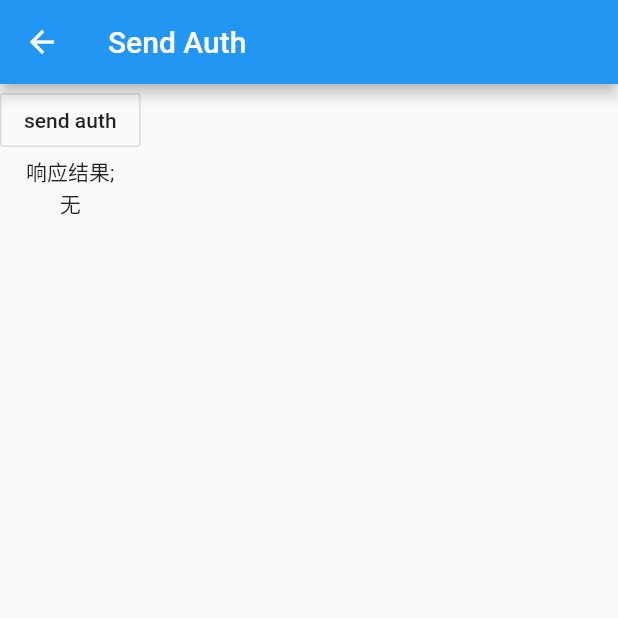
After one commit to gxmzjxk/flutter_reading, a Flutter app: the screen it shows after launch, after a tap on "使用微信账号登录", on a phone screen of 412 x 824 dp, the top half of it. The commit adds this screen. Run offline on Flutter 3.47's test engine with Material 2 defaults, Android fonts, the phone set to English and light mode, and no system bars; missing offline and left inert: fluwx.

Commit message:
(import flutterwx, ready to debug.)

```diff
--- a/lib/main.dart
+++ b/lib/main.dart
@@ -1,18 +1,42 @@
 import 'package:flutter/material.dart';
 import './pages/login/page.dart';
+import 'package:fluwx/fluwx.dart' as fluwx;
+
+import './send_auth.dart';
 
 void main() => runApp(ReadingApp());
 
+class ReadingApp extends StatefulWidget {
+  ReadingApp({Key key}) : super(key: key);
 
-class ReadingApp extends StatelessWidget {
-  const ReadingApp({Key key}) : super(key: key);
+  _ReadingAppState createState() => _ReadingAppState();
+}
+
+class _ReadingAppState extends State<ReadingApp> {
+  @override
+  void initState() {
+    super.initState();
+    _initFluwx();
+  }
+
+  _initFluwx() async {
+    await fluwx.register(
+        appId: "wxfd626b9032ca6f03",
+        doOnAndroid: true,
+        doOnIOS: true,
+        enableMTA: false);
+    var result = await fluwx.isWeChatInstalled();
+    print("is installed $result");
+  }
 
   @override
   Widget build(BuildContext context) {
     return MaterialApp(
         title: '体育+',
-        theme:
-            ThemeData(primarySwatch: Colors.blue),
+        theme: ThemeData(primarySwatch: Colors.blue),
+        routes: <String, WidgetBuilder>{
+          "sendAuth": (context) => SendAuthPage(),
+        },
         home: LoginPage());
   }
 }
--- a/lib/pages/login/page.dart
+++ b/lib/pages/login/page.dart
@@ -1,6 +1,4 @@
 import 'package:flutter/material.dart';
-
-
 
 class LoginPage extends StatefulWidget {
   LoginPage({Key key}) : super(key: key);
@@ -61,7 +59,11 @@ class _LoginPageState extends State<LoginPage> {
                               style: TextStyle(color: Color(0xff808080)),
                             ),
                           ),
-                          Container(
+                          InkWell(
+                            onTap: () {
+                              Navigator.of(context).pushNamed("sendAuth");
+                            },
+                            child: Container(
                               height: 60.0,
                               color: Colors.white,
                               child: Row(
@@ -72,12 +74,13 @@ class _LoginPageState extends State<LoginPage> {
                                   Container(
                                     margin: EdgeInsets.only(left: 8.0),
                                     child: Text('使用微信账号登录',
-                                      style:
-                                          TextStyle(color: Color(0xff808080))),
+                                        style: TextStyle(
+                                            color: Color(0xff808080))),
                                   )
                                 ],
                               ),
-                          )
+                            ),
+                          ),
                         ],
                       ),
                     ),
--- /dev/null
+++ b/lib/send_auth.dart
@@ -0,0 +1,51 @@
+import 'package:flutter/material.dart';
+import 'package:fluwx/fluwx.dart' as fluwx;
+
+class SendAuthPage extends StatefulWidget {
+  @override
+  _SendAuthPageState createState() => _SendAuthPageState();
+}
+
+class _SendAuthPageState extends State<SendAuthPage> {
+  String _result = "无";
+
+  @override
+  void initState() {
+    super.initState();
+    fluwx.responseFromAuth.listen((data) {
+      setState(() {
+        _result = "${data.errCode}";
+      });
+    });
+  }
+
+  @override
+  void dispose() {
+    super.dispose();
+    _result = null;
+  }
+
+  @override
+  Widget build(BuildContext context) {
+    return Scaffold(
+      appBar: AppBar(
+        title: const Text("Send Auth"),
+      ),
+      body: Column(
+        children: <Widget>[
+          OutlineButton(
+            onPressed: () {
+              fluwx
+                  .sendAuth(
+                      scope: "snsapi_userinfo", state: "wechat_sdk_demo_test")
+                  .then((data) {});
+            },
+            child: const Text("send auth"),
+          ),
+          const Text("响应结果;"),
+          Text(_result)
+        ],
+      ),
+    );
+  }
+}
--- a/pubspec.yaml
+++ b/pubspec.yaml
@@ -23,7 +23,7 @@ dependencies:
   # The following adds the Cupertino Icons font to your application.
   # Use with the CupertinoIcons class for iOS style icons.
   cupertino_icons: ^0.1.2
-  # fluwx: ^0.6.2
+  fluwx: ^0.6.2
 
 dev_dependencies:
   flutter_test:
```
Also changed, not shown: pubspec.lock, 5 other files. Lines whose indentation alone changed are shown as unchanged.
